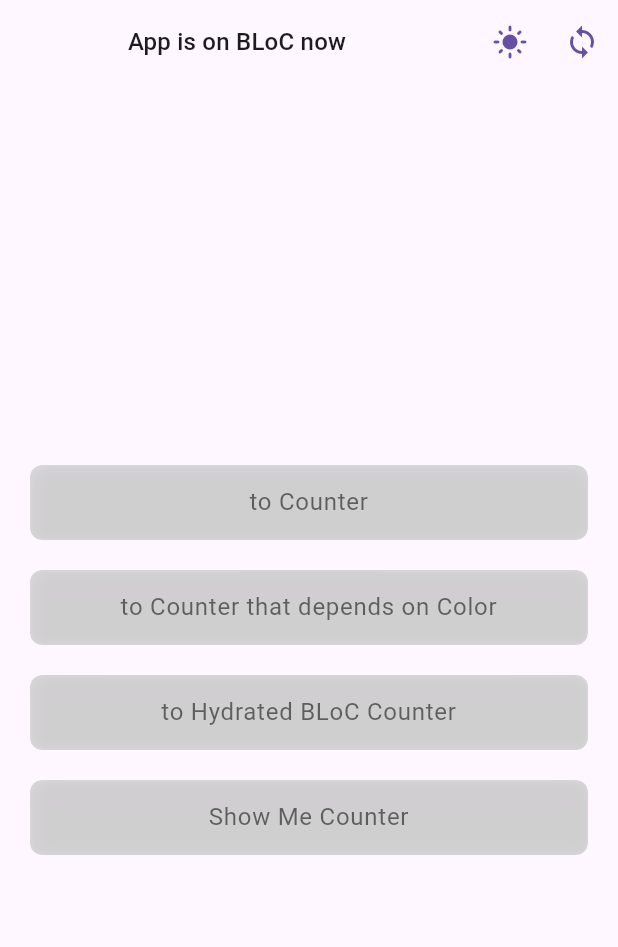
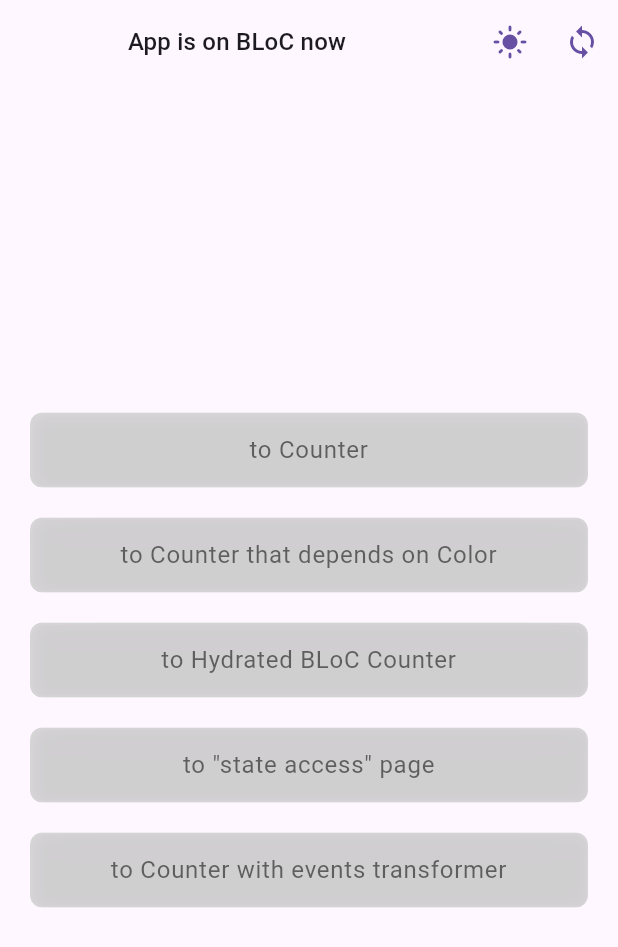
Before and after one commit to RamanGodun/Bloc-Cubit-playground-Counters-App-, a Flutter app: the screen it shows after launch, on a phone screen of 412 x 824 dp. Shown: the top 947 px of the screen. Run offline on Flutter 3.47's test engine with Material 3 defaults, Android fonts, the phone set to English and light mode, and no system bars; our stand-ins replace bloc, bloc_concurrency, equatable, flutter_bloc, google_fonts, hydrated_bloc and 1 more.

Commit message:
feat: add counter with events transformer

```diff
--- a/lib/core/config/constants/app_strings.dart
+++ b/lib/core/config/constants/app_strings.dart
@@ -6,14 +6,14 @@ abstract class AppStrings {
   static const String showCounterButton = 'Show Me Counter';
   static const String incrementButton = 'Increment Counter';
   static const String toggleThemeButton = 'Toggle Theme';
-  static const String eventTransformersDemo = 'Event Transformers Demo';
+  static const String eventTransformersDemo = 'Counter with events transformer';
   static const String appIsOnBloc = 'App is on BLoC now';
   static const String appIsOnCubit = 'App is on Cubit now';
   static const String goToCounterPage = 'to Counter';
   static const String goToCounterDependsOnColor =
       'to Counter that depends on Color';
-  static const String showCounter = 'Show Me Counter';
-  static const String eventTransformers = 'Event Transformers Demo';
+  static const String toStateAccessPage = 'to "state access" page';
+  static const String eventTransformers = 'to Counter with events transformer';
   static const String hydratedBlocCounter = 'to Hydrated BLoC Counter';
   static const String themeToggledTo = 'Theme toggled to ';
   static const String darkMode = 'Dark';
@@ -29,14 +29,15 @@ abstract class AppStrings {
   static const String counterIs = 'Now Counter is';
   static const String hydratedCounterPageTitle = 'Hydrated Counter Page';
   static const String clearHeroTag = 'clear';
-  static const String blocAccessPageTitle = 'Bloc Access Page';
+  static const String blocAccessPageTitle = 'State Access Page';
   static const String counterSerOnPreviousPage =
       'Counter, set on previous page, is:';
   static const String locallyCashedCounterIs =
       'Locally cashed counter value is:';
   static const String counterWithEventsTransformer =
       'Counter with Events Transformer';
-  static const String appBarTitleForContextAccessPage = 'Context access page';
+  static const String appBarTitleForContextAccessPage =
+      'State access via routing';
 
   /// 🆗 Buttons
   static const String okButton = 'OK';
--- a/lib/core/config/routing/routes_for_app.dart
+++ b/lib/core/config/routing/routes_for_app.dart
@@ -7,6 +7,7 @@ import '../../../features/counter_depends_on_color/presentation/counter_depends_
 import '../../../features/counter_on_hydrated_bloc/hydrated_counter_page.dart';
 import '../../../features/cubit_access/cubit_access_page.dart';
 import '../../../features/cubit_access/show_counter_page.dart';
+import '../../../features/events_transformer/counter_with_events_transformer_page.dart';
 import '../../../presentation/pages/home_page.dart';
 import '../../../presentation/pages/other_page.dart';
 
@@ -49,6 +50,9 @@ class AppRoutes {
           child: const ShowMeCounter(),
         );
 
+      case RouteNames.counterEventTransformerDemo:
+        return _buildRoute(const CounterWithEventTransformerHandling());
+
       default:
         return _buildRoute(const HomePage());
     }
--- a/lib/core/utils/cubits_and_blocs_exports.dart
+++ b/lib/core/utils/cubits_and_blocs_exports.dart
@@ -4,6 +4,7 @@ export '../../features/counter/counter_on_bloc/counter_bloc.dart';
 export '../../features/counter_depends_on_color/color_on_bloc/color_bloc.dart';
 export '../../features/counter_depends_on_color/color_on_cubit/color_cubit.dart';
 export '../../features/counter_on_hydrated_bloc/hydrated_counter_bloc/counter_bloc.dart';
+export '../../features/events_transformer/bloc/counter_bloc.dart';
 
 // 📦 Exports for all Cubit providers
 export '../../core/app_settings_managing/app_settings_on_cubit/app_settings_cubit.dart';
--- a/lib/features/cubit_access/cubit_access_page.dart
+++ b/lib/features/cubit_access/cubit_access_page.dart
@@ -36,7 +36,7 @@ class BlocAccessPage extends StatelessWidget {
           children: [
             /// 🔗 Navigates to the Counter Page with saving counter state via [`onGenerateRoute`](lib/core/config/routing/app_routes.dart)
             AppElevatedButton(
-              label: AppStrings.showCounter,
+              label: AppStrings.toStateAccessPage,
               onPressed: () =>
                   Helpers.pushNamed(context, RouteNames.blocAccessCounter),
             ),
--- /dev/null
+++ b/lib/features/events_transformer/bloc/counter_bloc.dart
@@ -0,0 +1,46 @@
+import 'package:bloc/bloc.dart';
+import 'package:bloc_concurrency/bloc_concurrency.dart';
+import 'package:equatable/equatable.dart';
+
+part 'counter_event.dart';
+part 'counter_state.dart';
+
+/// 🎯 `CounterBlocWithTransformers` demonstrates advanced event handling with BLoC Transformers.
+/// - Uses `droppable()` and `restartable()` transformers to control event processing.
+class CounterBlocWithTransformers
+    extends Bloc<CounterEventWithTransformers, CounterStateWithTransformers> {
+  CounterBlocWithTransformers()
+      : super(CounterStateWithTransformers.initial()) {
+    // ⏳ Droppable - Ignores new events while the current event is still being processed.
+    on<IncrementCounterEventWithTransformers>(
+      _handleIncrementCounterEvent,
+      transformer: droppable(),
+    );
+
+    // 🔄 Restartable - Cancels the previous event and processes the latest event.
+    on<DecrementCounterEventWithTransformers>(
+      _handleDecrementCounterEvent,
+      transformer: restartable(),
+    );
+  }
+
+  /// ⏳ Handles `IncrementCounterEvent` with a delay.
+  /// - Uses `droppable()` transformer to ignore new increment events while processing.
+  Future<void> _handleIncrementCounterEvent(
+    IncrementCounterEventWithTransformers event,
+    Emitter<CounterStateWithTransformers> emit,
+  ) async {
+    await Future.delayed(const Duration(seconds: 3));
+    emit(state.copyWith(counter: state.counter + 1));
+  }
+
+  /// 🔄 Handles `DecrementCounterEvent` with a delay.
+  /// - Uses `restartable()` transformer to cancel previous requests and execute the latest one.
+  Future<void> _handleDecrementCounterEvent(
+    DecrementCounterEventWithTransformers event,
+    Emitter<CounterStateWithTransformers> emit,
+  ) async {
+    await Future.delayed(const Duration(seconds: 1));
+    emit(state.copyWith(counter: state.counter - 1));
+  }
+}
--- /dev/null
+++ b/lib/features/events_transformer/bloc/counter_event.dart
@@ -0,0 +1,18 @@
+part of 'counter_bloc.dart';
+
+/// 🎯 `CounterEvent` is the base class for all counter-related events.
+/// - Utilizes `Equatable` to optimize state comparison and avoid unnecessary rebuilds.
+sealed class CounterEventWithTransformers extends Equatable {
+  const CounterEventWithTransformers();
+
+  @override
+  List<Object> get props => [];
+}
+
+/// ➕ `IncrementCounterEvent` triggers an increment of the counter.
+final class IncrementCounterEventWithTransformers
+    extends CounterEventWithTransformers {}
+
+/// ➖ `DecrementCounterEvent` triggers a decrement of the counter.
+final class DecrementCounterEventWithTransformers
+    extends CounterEventWithTransformers {}
--- /dev/null
+++ b/lib/features/events_transformer/bloc/counter_state.dart
@@ -0,0 +1,29 @@
+part of 'counter_bloc.dart';
+
+/// 🎯 `CounterStateWithTransformers` holds the state of the counter.
+/// - Uses `Equatable` for efficient state comparison.
+final class CounterStateWithTransformers extends Equatable {
+  final int counter;
+
+  /// 🟢 Initial state with `counter` set to `0`.
+  const CounterStateWithTransformers({required this.counter});
+
+  /// 🟢 Factory constructor for creating the initial state.
+  factory CounterStateWithTransformers.initial() =>
+      const CounterStateWithTransformers(counter: 0);
+
+  /// 🟢 Provides properties for state comparison.
+  @override
+  List<Object> get props => [counter];
+
+  /// 🟢 Improves state logging with a clear `toString` output.
+  @override
+  String toString() => 'CounterState(counter: $counter)';
+
+  /// 🟢 Creates a new state with an optional counter update.
+  CounterStateWithTransformers copyWith({int? counter}) {
+    return CounterStateWithTransformers(
+      counter: counter ?? this.counter,
+    );
+  }
+}
--- a/lib/main.dart
+++ b/lib/main.dart
@@ -9,6 +9,7 @@ import 'core/config/observer/app_bloc_observer.dart';
 import 'core/config/constants/app_strings.dart';
 import 'core/config/routing/routes_for_app.dart';
 import 'core/utils/cubits_and_blocs_exports.dart';
+
 
 void main() async {
   WidgetsFlutterBinding.ensureInitialized();
@@ -44,6 +45,7 @@ class AppWrapper extends StatelessWidget {
             create: (context) => CounterBlocWhichDependsOnColorBLoC(
                 colorBloc: context.read<ColorOnBloc>())),
         BlocProvider(create: (_) => HydratedCounterBloc()),
+        BlocProvider(create: (_) => CounterBlocWithTransformers()),
 
         /// 🟧 Cubit Providers
         BlocProvider(create: (_) => AppSettingsOnCubit()),
--- a/lib/presentation/pages/home_page.dart
+++ b/lib/presentation/pages/home_page.dart
@@ -120,8 +120,15 @@ class ButtonsList extends StatelessWidget {
                 Helpers.pushNamed(context, RouteNames.counterHydrated),
           ),
           AppElevatedButton(
-            label: AppStrings.showCounter,
+            label: AppStrings.toStateAccessPage,
             onPressed: () => Helpers.pushNamed(context, RouteNames.blocAccess),
+          ),
+          AppElevatedButton(
+            label: AppStrings.eventTransformers,
+            onPressed: () => Helpers.pushNamed(
+              context,
+              RouteNames.counterEventTransformerDemo,
+            ),
           ),
         ],
       ),
```
Also changed, not shown: lib/features/events_transformer/counter_with_events_transformer_page.dart (added, +78 -0 lines), lib/features/events_transformer/event_transformer_example.dart (added, +165 -0 lines).
